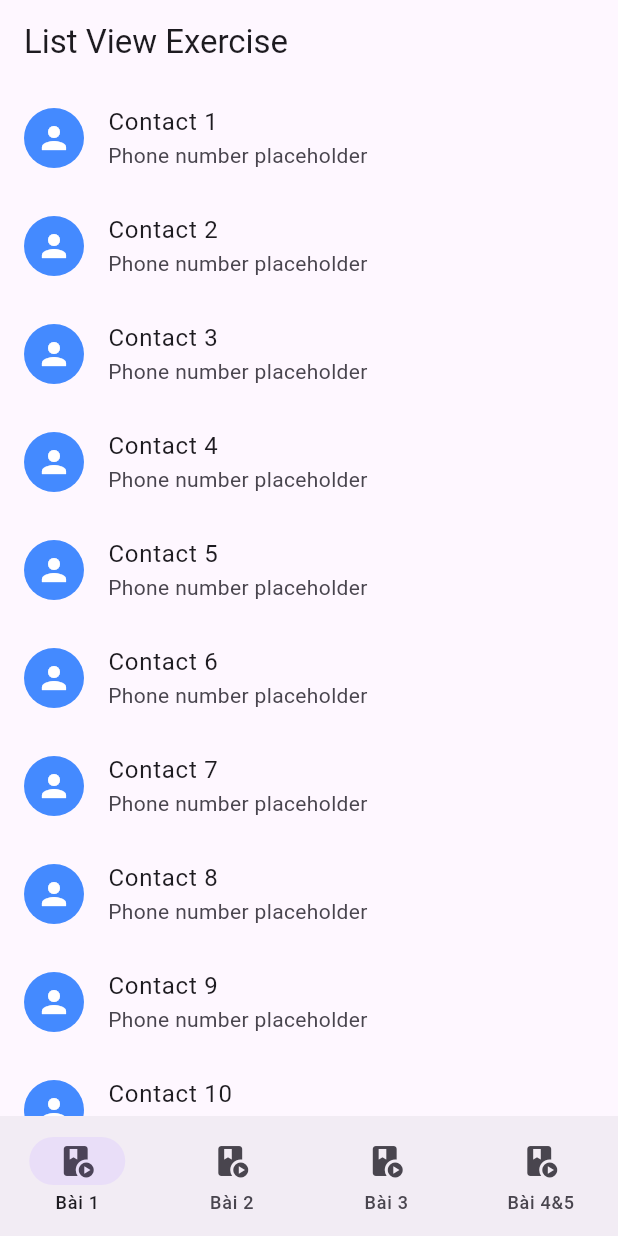
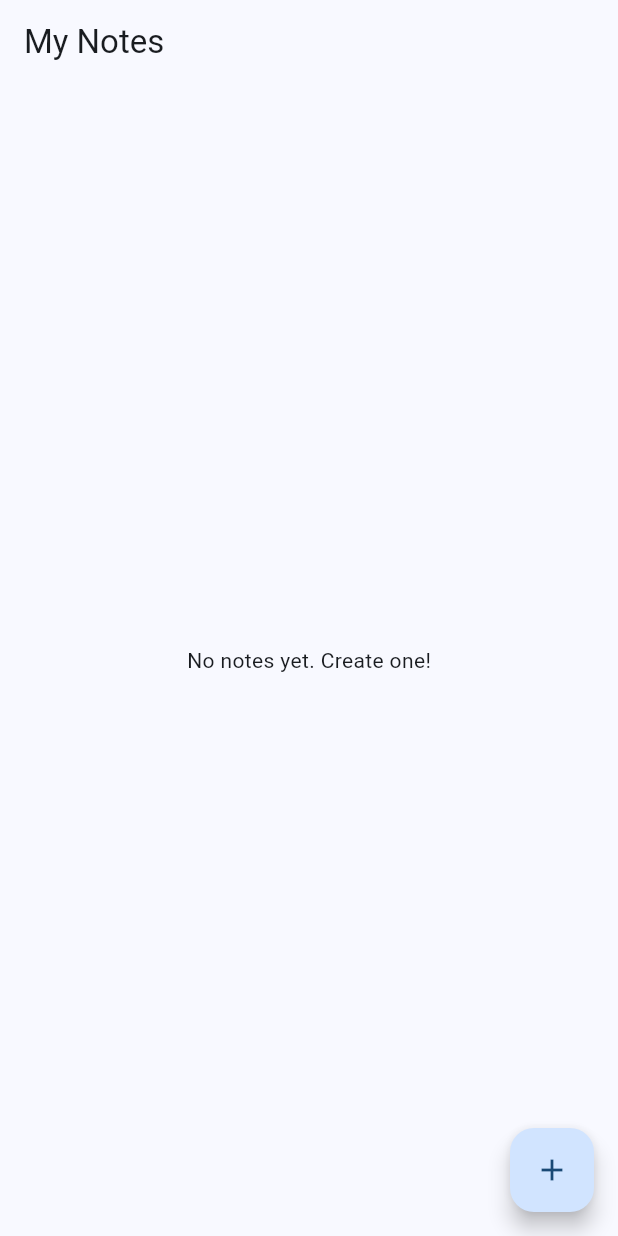
Before and after one commit to Vohoangtuanhdhtdm/VoHoangTuan_TH_Flutter, a Flutter app: the screen it shows after launch, on a phone screen of 412 x 824 dp. Run offline on Flutter 3.47's test engine with Material 3 defaults, Android fonts, the phone set to English and light mode, and no system bars; our stand-ins replace sqflite; accounts and stored records are empty.

Commit message:
Done App Week 5

```diff
--- a/Exercise_Week5/lib/data/notifiers.dart
+++ /dev/null
@@ -1,3 +0,0 @@
-import 'package:flutter/material.dart';
-
-ValueNotifier<int> selectPageNotifier = ValueNotifier(0);
--- /dev/null
+++ b/Exercise_Week5/lib/database/db_helper.dart
@@ -0,0 +1,65 @@
+import 'package:sqflite/sqflite.dart';
+import 'package:path/path.dart';
+import '../models/note.dart';
+
+class DatabaseHelper {
+  static final DatabaseHelper instance = DatabaseHelper._init();
+  static Database? _database;
+
+  DatabaseHelper._init();
+
+  Future<Database> get database async {
+    if (_database != null) return _database!;
+    _database = await _initDB('notes.db');
+    return _database!;
+  }
+
+  Future<Database> _initDB(String filePath) async {
+    final dbPath = await getDatabasesPath();
+    final path = join(dbPath, filePath);
+
+    return await openDatabase(path, version: 1, onCreate: _createDB);
+  }
+
+  Future _createDB(Database db, int version) async {
+    await db.execute('''
+    CREATE TABLE notes (
+      id INTEGER PRIMARY KEY AUTOINCREMENT,
+      title TEXT NOT NULL,
+      content TEXT NOT NULL,
+      createdAt TEXT NOT NULL,
+      updatedAt TEXT NOT NULL
+    )
+    ''');
+  }
+
+  // Create
+  Future<int> create(Note note) async {
+    final db = await database;
+    return await db.insert('notes', note.toMap());
+  }
+
+  // Read All
+  Future<List<Note>> readAll() async {
+    final db = await database;
+    final result = await db.query('notes', orderBy: 'updatedAt DESC');
+    return result.map((json) => Note.fromMap(json)).toList();
+  }
+
+  // Update
+  Future<int> update(Note note) async {
+    final db = await database;
+    return await db.update(
+      'notes',
+      note.toMap(),
+      where: 'id = ?',
+      whereArgs: [note.id],
+    );
+  }
+
+  // Delete
+  Future<int> delete(int id) async {
+    final db = await database;
+    return await db.delete('notes', where: 'id = ?', whereArgs: [id]);
+  }
+}
--- a/Exercise_Week5/lib/main.dart
+++ b/Exercise_Week5/lib/main.dart
@@ -1,5 +1,8 @@
 import 'package:flutter/material.dart';
-import 'package:flutter_calculator_vohoangtuan/widgets/widget_tree.dart';
+
+import 'package:flutter_calculator_vohoangtuan/providers/note_provider.dart';
+import 'package:flutter_calculator_vohoangtuan/screens/home_page.dart';
+import 'package:provider/provider.dart';
 
 void main() {
   runApp(const MyApp());
@@ -10,13 +13,17 @@ class MyApp extends StatelessWidget {
 
   @override
   Widget build(BuildContext context) {
-    return MaterialApp(
-      title: 'Flutter Demo',
-      debugShowCheckedModeBanner: false,
-      theme: ThemeData(
-        colorScheme: ColorScheme.fromSeed(seedColor: Colors.deepPurple),
+    return ChangeNotifierProvider(
+      create: (context) => NoteProvider()..loadNotes(),
+      child: MaterialApp(
+        debugShowCheckedModeBanner: false,
+        title: 'Simple Note App',
+        theme: ThemeData(
+          colorScheme: ColorScheme.fromSeed(seedColor: Colors.blue),
+          useMaterial3: true,
+        ),
+        home: const HomePage(),
       ),
-      home: WidgetTree(),
     );
   }
 }
--- /dev/null
+++ b/Exercise_Week5/lib/models/note.dart
@@ -0,0 +1,35 @@
+class Note {
+  final int? id;
+  final String title;
+  final String content;
+  final DateTime createdAt;
+  final DateTime updatedAt;
+
+  Note({
+    this.id,
+    required this.title,
+    required this.content,
+    required this.createdAt,
+    required this.updatedAt,
+  });
+
+  // Chuyển object sang Map để lưu vào SQLite
+  Map<String, dynamic> toMap() => {
+    'id': id,
+    'title': title,
+    'content': content,
+    'createdAt': createdAt.toIso8601String(),
+    'updatedAt': updatedAt.toIso8601String(),
+  };
+
+  // Chuyển Map từ SQLite sang object
+  static Note fromMap(Map<String, dynamic> map) {
+    return Note(
+      id: map['id'],
+      title: map['title'],
+      content: map['content'],
+      createdAt: DateTime.parse(map['createdAt']),
+      updatedAt: DateTime.parse(map['updatedAt']),
+    );
+  }
+}
--- /dev/null
+++ b/Exercise_Week5/lib/providers/note_provider.dart
@@ -0,0 +1,28 @@
+import 'package:flutter/material.dart';
+import '../database/db_helper.dart';
+import '../models/note.dart';
+
+class NoteProvider extends ChangeNotifier {
+  List<Note> _notes = [];
+  List<Note> get notes => _notes;
+
+  Future<void> loadNotes() async {
+    _notes = await DatabaseHelper.instance.readAll();
+    notifyListeners();
+  }
+
+  Future<void> addNote(Note note) async {
+    await DatabaseHelper.instance.create(note);
+    await loadNotes();
+  }
+
+  Future<void> updateNote(Note note) async {
+    await DatabaseHelper.instance.update(note);
+    await loadNotes();
+  }
+
+  Future<void> deleteNote(int id) async {
+    await DatabaseHelper.instance.delete(id);
+    await loadNotes();
+  }
+}
--- /dev/null
+++ b/Exercise_Week5/lib/screens/home_page.dart
@@ -0,0 +1,81 @@
+import 'package:flutter/material.dart';
+import 'package:provider/provider.dart';
+import '../providers/note_provider.dart';
+import 'note_editor_screen.dart';
+
+import 'package:intl/intl.dart';
+
+class HomePage extends StatelessWidget {
+  const HomePage({super.key});
+
+  @override
+  Widget build(BuildContext context) {
+    return Scaffold(
+      appBar: AppBar(title: const Text('My Notes')),
+      body: Consumer<NoteProvider>(
+        builder: (context, noteProvider, child) {
+          if (noteProvider.notes.isEmpty) {
+            return const Center(child: Text('No notes yet. Create one!'));
+          }
+          return ListView.builder(
+            itemCount: noteProvider.notes.length,
+            itemBuilder: (context, index) {
+              final note = noteProvider.notes[index];
+              return Card(
+                margin: const EdgeInsets.symmetric(horizontal: 10, vertical: 5),
+                child: ListTile(
+                  title: Text(
+                    note.title,
+                    style: const TextStyle(fontWeight: FontWeight.bold),
+                  ),
+                  subtitle: Column(
+                    crossAxisAlignment: CrossAxisAlignment.start,
+                    children: [
+                      Text(
+                        note.content,
+                        maxLines: 2,
+                        overflow: TextOverflow.ellipsis,
+                      ),
+                      const SizedBox(height: 4),
+                      Text(
+                        DateFormat('dd/MM/yyyy HH:mm').format(note.updatedAt),
+                        style: TextStyle(fontSize: 12, color: Colors.grey[600]),
+                      ),
+                    ],
+                  ),
+                  onTap: () {
+                    Navigator.push(
+                      context,
+                      MaterialPageRoute(
+                        builder: (context) => NoteEditorScreen(note: note),
+                      ),
+                    );
+                  },
+                  trailing: IconButton(
+                    icon: const Icon(Icons.delete, color: Colors.red),
+                    onPressed: () {
+                      // Confirm dialog could be added here
+                      Provider.of<NoteProvider>(
+                        context,
+                        listen: false,
+                      ).deleteNote(note.id!);
+                    },
+                  ),
+                ),
+              );
+            },
+          );
+        },
+      ),
+      floatingActionButton: FloatingActionButton(
+        onPressed: () {
+          Navigator.push(
+            context,
+            MaterialPageRoute(builder: (context) => const NoteEditorScreen()),
+          );
+        },
+        child: const Icon(Icons.add),
+      ),
+    );
+  }
+}
--- a/Exercise_Week5/lib/view/contact_list_screen.dart
+++ /dev/null
@@ -1,30 +0,0 @@
-import 'package:flutter/material.dart';
-
-class ContactListScreen extends StatelessWidget {
-  final List<String> contacts = List.generate(
-    20,
-    (index) => 'Contact ${index + 1}',
-  );
-
-  ContactListScreen({super.key});
-
-  @override
-  Widget build(BuildContext context) {
-    return Scaffold(
-      appBar: AppBar(title: Text("List View Exercise")),
-      body: ListView.builder(
-        itemCount: contacts.length,
-        itemBuilder: (context, index) {
-          return ListTile(
-            leading: CircleAvatar(
-              backgroundColor: Colors.blueAccent,
-              child: Icon(Icons.person, color: Colors.white),
-            ),
-            title: Text(contacts[index]),
-            subtitle: Text("Phone number placeholder"),
-          );
-        },
-      ),
-    );
-  }
-}
--- a/Exercise_Week5/lib/widgets/navbar_widget.dart
+++ /dev/null
@@ -1,39 +0,0 @@
-import 'package:flutter/material.dart';
-import 'package:flutter_calculator_vohoangtuan/data/notifiers.dart';
-
-class NavbarWidget extends StatelessWidget {
-  const NavbarWidget({super.key});
-
-  @override
-  Widget build(BuildContext context) {
-    return ValueListenableBuilder(
-      valueListenable: selectPageNotifier,
-      builder: (context, selected, child) {
-        return NavigationBar(
-          destinations: [
-            NavigationDestination(
-              icon: Icon(Icons.play_lesson),
-              label: "Bài 1",
-            ),
-            NavigationDestination(
-              icon: Icon(Icons.play_lesson),
-              label: "Bài 2",
-            ),
-            NavigationDestination(
-              icon: Icon(Icons.play_lesson),
-              label: "Bài 3",
-            ),
-            NavigationDestination(
-              icon: Icon(Icons.play_lesson),
-              label: "Bài 4&5",
-            ),
-          ],
-          onDestinationSelected: (int index) {
-            selectPageNotifier.value = index;
-          },
-          selectedIndex: selected,
-        );
-      },
-    );
-  }
-}
--- a/Exercise_Week5/lib/widgets/widget_tree.dart
+++ /dev/null
@@ -1,31 +0,0 @@
-import 'package:flutter/material.dart';
-import 'package:flutter_calculator_vohoangtuan/data/notifiers.dart';
-import 'package:flutter_calculator_vohoangtuan/view/async_and_isolate_screen.dart';
-import 'package:flutter_calculator_vohoangtuan/view/contact_list_screen.dart';
-import 'package:flutter_calculator_vohoangtuan/view/grid_view_screen.dart';
-import 'package:flutter_calculator_vohoangtuan/view/shared_pref_screen.dart';
-import 'package:flutter_calculator_vohoangtuan/widgets/navbar_widget.dart';
-
-List<Widget> pages = [
-  ContactListScreen(),
-  GridViewScreen(),
-  SharedPrefScreen(),
-  AsyncAndIsolateScreen(),
-];
-
-class WidgetTree extends StatelessWidget {
-  const WidgetTree({super.key});
-
-  @override
-  Widget build(BuildContext context) {
-    return Scaffold(
-      bottomNavigationBar: NavbarWidget(),
-      body: ValueListenableBuilder(
-        valueListenable: selectPageNotifier,
-        builder: (context, value, child) {
-          return pages.elementAt(value);
-        },
-      ),
-    );
-  }
-}
```
Also changed, not shown: Exercise_Week5/lib/screens/note_editor_screen.dart (added, +89 -0 lines), Exercise_Week5/lib/view/async_and_isolate_screen.dart (deleted, +0 -86 lines), Exercise_Week5/lib/view/grid_view_screen.dart (deleted, +0 -80 lines), Exercise_Week5/lib/view/shared_pref_screen.dart (deleted, +0 -75 lines), Exercise_Week5/pubspec.yaml (+5 -2 lines), Exercise_Week5/pubspec.lock, 5 other files.
